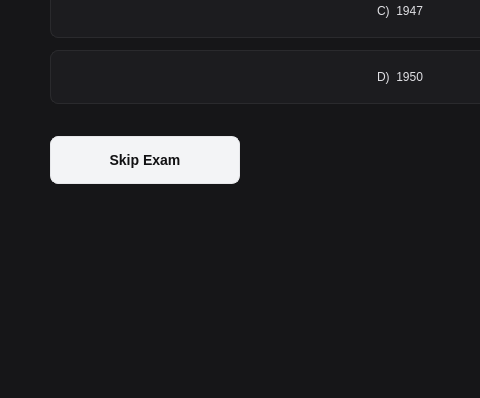
Before: the Qt Designer form src/ui/exam/session/session.ui in DIDimov24/Aethera, drawn with Qt 5; both pictures show x 0 to 480 and y 352 to 750 of the 800 by 750 pixel window.
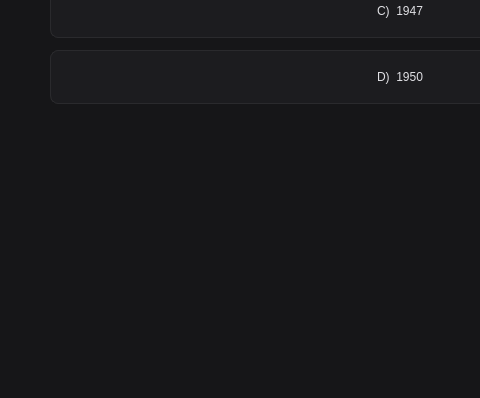
After: the same form once the commit is applied.

Commit message: Remove skip exam button

Patch:
```diff
--- a/src/ui/exam/session/session.ui
+++ b/src/ui/exam/session/session.ui
@@ -61,22 +61,6 @@
     color: #3a3a3e;
     border: 1px solid #2a2a2d;
 }
-QPushButton#buttonSkip {
-    background-color: #f3f4f6;
-    color: #111113;
-    font-size: 14px;
-    font-weight: 600;
-    border: 1px solid #e6e7ea;
-    border-radius: 8px;
-    padding: 12px 28px;
-}
-QPushButton#buttonSkip:hover {
-    background-color: #e8e9ec;
-    border-color: #cfd2d6;
-}
-QPushButton#buttonSkip:pressed {
-    background-color: #dfe2e6;
-}
 QProgressBar#progressBar {
     background-color: #222224;
     border: none;
@@ -281,28 +265,6 @@
      <property name="spacing">
       <number>0</number>
      </property>
-     <item>
-      <widget class="QPushButton" name="buttonSkip">
-       <property name="enabled">
-        <bool>true</bool>
-       </property>
-       <property name="minimumSize">
-        <size>
-         <width>190</width>
-         <height>48</height>
-        </size>
-       </property>
-       <property name="maximumSize">
-        <size>
-         <width>190</width>
-         <height>48</height>
-        </size>
-       </property>
-       <property name="text">
-        <string>Skip Exam</string>
-       </property>
-      </widget>
-     </item>
      <item>
       <spacer name="examFooterSpacer">
        <property name="orientation">
```
The commit also changes 2 other files.
